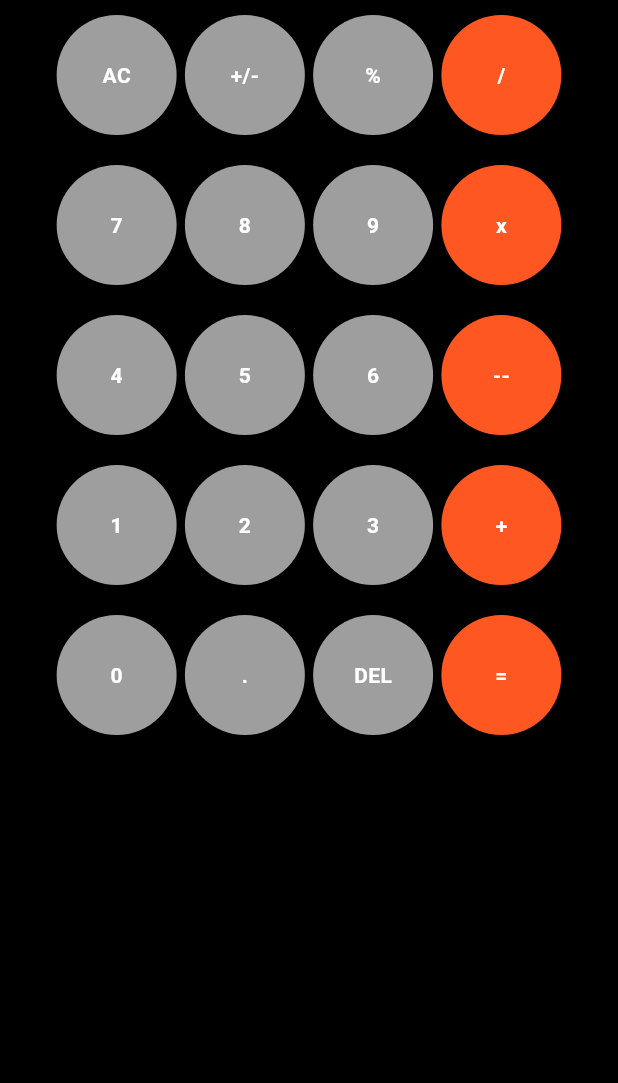
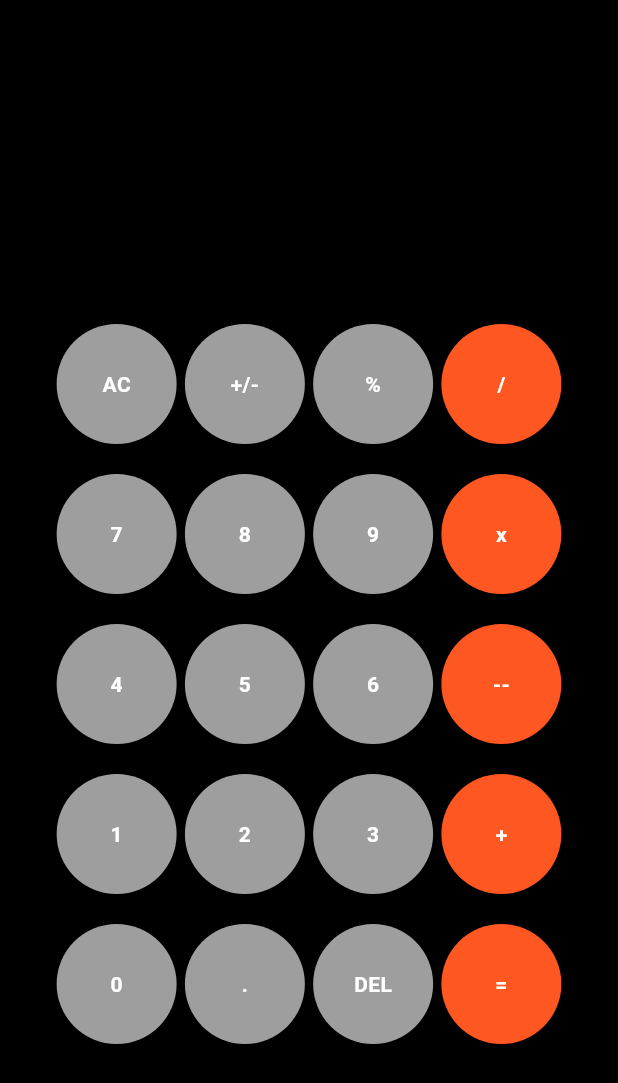
Before and after one commit to muhmubeen1/Flutter, a Flutter app: the screen it shows after launch, on a phone screen of 412 x 824 dp. Shown: the top 1083 px of the screen. Run offline on Flutter 3.47's test engine with Material 3 defaults, Android fonts, the phone set to English and light mode, and no system bars.

Commit message:
done with UI

```diff
--- a/Calculator_Ui/calculator/lib/homescreen.dart
+++ b/Calculator_Ui/calculator/lib/homescreen.dart
@@ -9,6 +9,8 @@ class HomeScreen extends StatefulWidget {
 }
 
 class _HomeScreenState extends State<HomeScreen> {
+  var userInput = "";
+  var result = "";
   @override
   Widget build(BuildContext context) {
     return MaterialApp(
@@ -21,6 +23,26 @@ class _HomeScreenState extends State<HomeScreen> {
           child: Column(
             children: [
               Expanded(
+                child: Padding(
+                  padding: const EdgeInsets.symmetric(vertical: 10),
+                  child: Column(
+                    children: [
+                      Text(
+                        userInput.toString(),
+                        style:
+                            const TextStyle(fontSize: 30, color: Colors.white),
+                      ),
+                      Text(
+                        userInput.toString(),
+                        style:
+                            const TextStyle(fontSize: 30, color: Colors.white),
+                      )
+                    ],
+                  ),
+                ),
+              ),
+              Expanded(
+                flex: 3,
                 child: Column(
                   children: [
                     Row(
```
